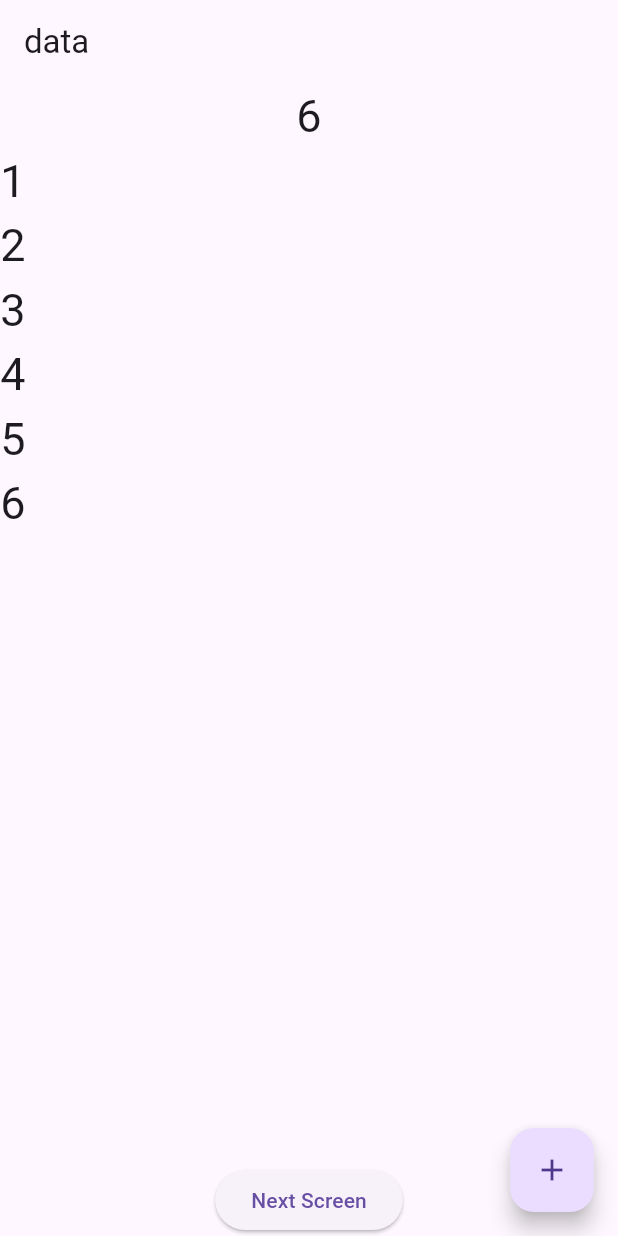
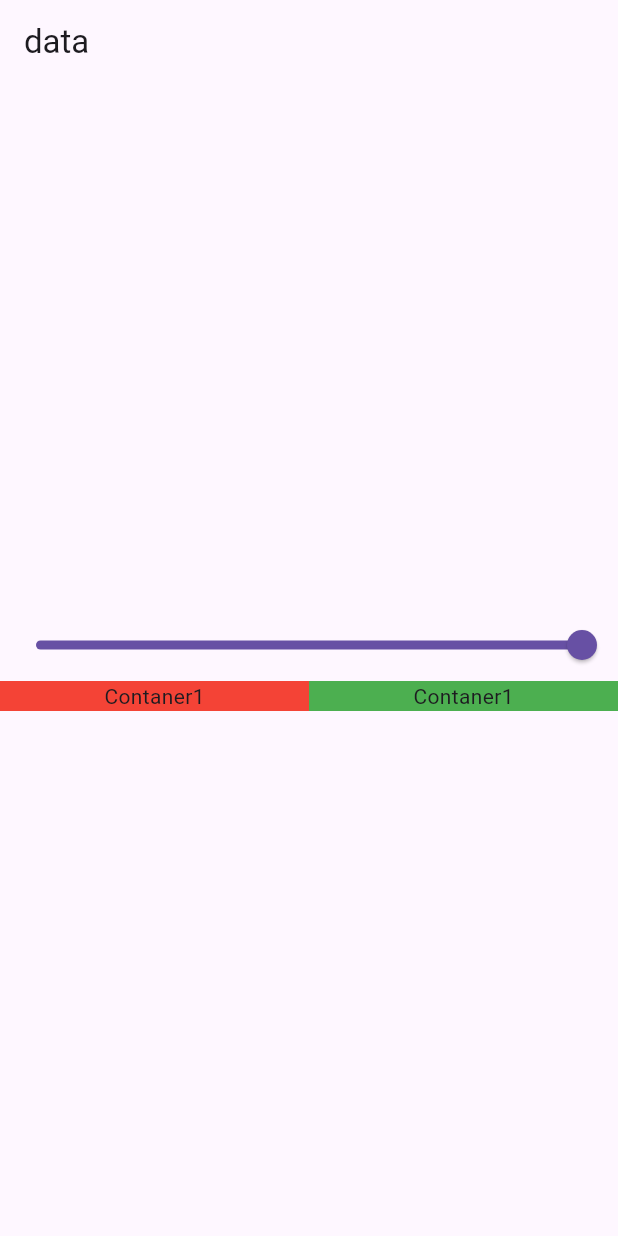
Before and after one commit to Junaidflutter148/my_provider_code, a Flutter app: the screen it shows after launch, on a phone screen of 412 x 824 dp. Run offline on Flutter 3.47's test engine with Material 3 defaults, Android fonts, the phone set to English and light mode, and no system bars.

Commit message:
provider

```diff
--- a/lib/home.dart
+++ b/lib/MenullyStateManagment/home.dart
@@ -1,5 +1,7 @@
 import 'package:flutter/material.dart';
-import 'package:provider_state_managment/second.dart';
+import 'package:provider_state_managment/MenullyStateManagment/second.dart';
+
+//manually setState
 
 class Home extends StatefulWidget {
   const Home({super.key});
--- a/lib/second.dart
+++ b/lib/MenullyStateManagment/second.dart
@@ -1,5 +1,5 @@
 import 'package:flutter/material.dart';
-
+//manually setState
 class Second extends StatefulWidget {
    final List<int> numbers;
    Second({super.key, required this.numbers});
--- /dev/null
+++ b/lib/Provider/list_provider.dart
@@ -0,0 +1,15 @@
+import 'package:flutter/material.dart';
+
+class NumberListProvider extends ChangeNotifier{
+
+  List<int> numbers=[1,2,3,4,5];
+
+  void add(){
+
+    int last =numbers.last;
+    numbers.add(last+1);
+    notifyListeners();
+
+  }
+
+}
--- /dev/null
+++ b/lib/SliderExample/slider.dart
@@ -0,0 +1,65 @@
+import 'package:flutter/material.dart';
+import 'package:provider/provider.dart';
+import 'package:provider_state_managment/SliderExample/slider_provider.dart';
+
+
+class SliderExample extends StatefulWidget {
+  const SliderExample({super.key});
+
+  @override
+  State<SliderExample> createState() => _SliderExampleState();
+}
+
+class _SliderExampleState extends State<SliderExample> {
+ // double value=0.5;
+  @override
+  Widget build(BuildContext context) {
+    print("is there print ");
+  //  final provider=Provider.of<SliderProvider>(context,listen: false);
+    return Consumer<SliderProvider>(
+      builder: (context,provider,child)=>
+       Scaffold(
+        appBar: AppBar(title: Text("data"),),
+        body: Column(
+          mainAxisAlignment: MainAxisAlignment.center,
+          children: [
+            Slider(
+                max: 1,
+                min: 0,
+                value: provider.value, onChanged: (val){
+
+                  provider.setValue(val);
+
+            }),
+            Row(
+              children: [
+                Expanded(
+                  child: Container(
+                    decoration: BoxDecoration(
+                      color: Colors.red.withOpacity(provider.value)
+                    ),
+                    child: Center(
+                      child: Text("Contaner1"),
+                    ),
+                  ),
+                ),
+                Expanded(
+                  child: Container(
+                    decoration: BoxDecoration(
+                      color: Colors.green.withOpacity(provider.value)
+                    ),
+                    child: Center(
+                      child: Text("Contaner1"),
+                    ),
+                  ),
+                ),
+              ],
+            )
+          ],
+        )
+
+
+      ),
+    );
+  }
+}
--- /dev/null
+++ b/lib/SliderExample/slider_provider.dart
@@ -0,0 +1,13 @@
+import 'package:flutter/foundation.dart';
+
+class SliderProvider extends ChangeNotifier{
+double _value=1.0;
+double get value=>_value;
+
+void setValue(double val){
+
+  _value=val;
+  notifyListeners();
+
+}
+}
--- a/lib/main.dart
+++ b/lib/main.dart
@@ -1,6 +1,11 @@
 import 'package:flutter/material.dart';
-import 'package:provider_state_managment/home.dart';
-
+import 'package:provider/provider.dart';
+import 'package:provider_state_managment/MenullyStateManagment/home.dart';
+import 'package:provider_state_managment/Provider/home_provider.dart';
+import 'package:provider_state_managment/Provider/list_provider.dart';
+import 'package:provider_state_managment/SliderExample/slider.dart';
+import 'package:provider_state_managment/SliderExample/slider_provider.dart';
+//manually setstate
 
 void main(){
   runApp( MyApp());
@@ -11,8 +16,14 @@ class MyApp extends StatelessWidget {
 
   @override
   Widget build(BuildContext context) {
-    return MaterialApp(
-       home: Home(),
+    return MultiProvider(
+      providers: [
+        ChangeNotifierProvider(create: (context)=>NumberListProvider()),
+        ChangeNotifierProvider(create: (context)=>SliderProvider())
+      ],
+      child: MaterialApp(
+         home: SliderExample(),
+      ),
     );
   }
 }
--- a/pubspec.yaml
+++ b/pubspec.yaml
@@ -21,6 +21,7 @@ version: 1.0.0+1
 environment:
   sdk: ^3.5.3
 
+
 # Dependencies specify other packages that your package needs in order to work.
 # To automatically upgrade your package dependencies to the latest versions
 # consider running `flutter pub upgrade --major-versions`. Alternatively,
@@ -30,6 +31,7 @@ environment:
 dependencies:
   flutter:
     sdk: flutter
+  provider:
 
 
   # The following adds the Cupertino Icons font to your application.
```
Also changed, not shown: lib/Provider/home_provider.dart (added, +49 -0 lines), lib/Provider/second_provider.dart (added, +45 -0 lines), pubspec.lock.
